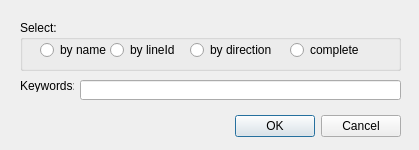
Sunfe/icurve, file icurve_v2.0/icurve/resource/icv_curve_filter.ui: the form before one commit.
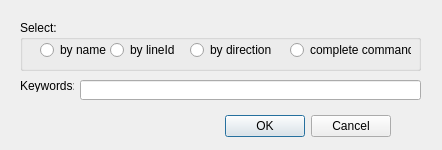
The form after the commit.

Commit message: curve menu finished. 20160610-15:44

Patch:
```diff
--- a/icurve_v2.0/icurve/resource/icv_curve_filter.ui
+++ b/icurve_v2.0/icurve/resource/icv_curve_filter.ui
@@ -6,7 +6,7 @@
    <rect>
     <x>0</x>
     <y>0</y>
-    <width>419</width>
+    <width>442</width>
     <height>150</height>
    </rect>
   </property>
@@ -16,7 +16,7 @@
   <widget class="QDialogButtonBox" name="buttonBox">
    <property name="geometry">
     <rect>
-     <x>60</x>
+     <x>50</x>
      <y>110</y>
      <width>341</width>
      <height>32</height>
@@ -34,7 +34,7 @@
     <rect>
      <x>80</x>
      <y>80</y>
-     <width>321</width>
+     <width>341</width>
      <height>20</height>
     </rect>
    </property>
@@ -44,7 +44,7 @@
     <rect>
      <x>20</x>
      <y>20</y>
-     <width>381</width>
+     <width>401</width>
      <height>51</height>
     </rect>
    </property>
@@ -95,12 +95,12 @@
      <rect>
       <x>270</x>
       <y>20</y>
-      <width>89</width>
+      <width>121</width>
       <height>20</height>
      </rect>
     </property>
     <property name="text">
-     <string>complete</string>
+     <string>complete command</string>
     </property>
    </widget>
   </widget>
```
The commit also changes 28 other files.
